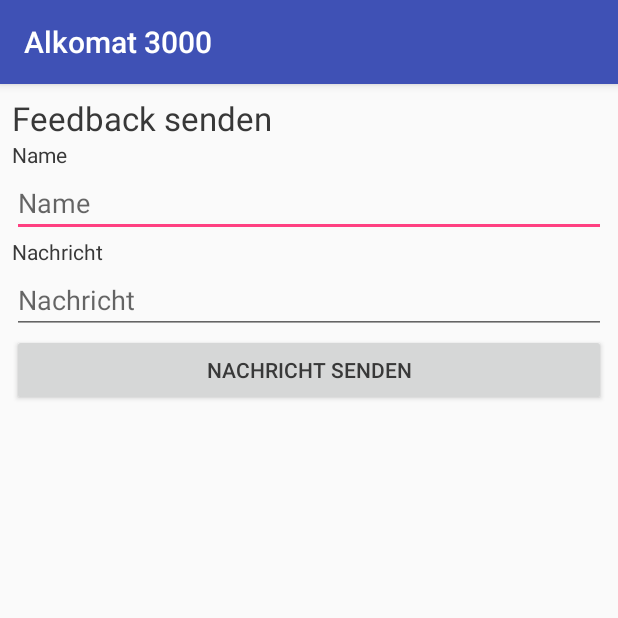
After one commit to AhiruSoftwareCompany/alcoholtestapp, an Android app: the SendFeedback screen opened directly, with no data from a screen before it, on a phone screen of 412 x 824 dp, the top half of it. The commit adds this screen. Run offline under Robolectric (Android 15) with nearby library versions, the phone set to English and light mode, and no system bars.

Commit message:
Added feedback sending on the client-side

```diff
--- a/app/src/main/AndroidManifest.xml
+++ b/app/src/main/AndroidManifest.xml
@@ -4,6 +4,8 @@
     android:versionName="1">
 
     <uses-sdk android:minSdkVersion="19" />
+
+    <uses-permission android:name="android.permission.INTERNET" />
 
     <application
         android:allowBackup="true"
@@ -27,6 +29,9 @@
         <activity
             android:name="de.klaushackner.breathalyzer.EditUser"
             android:screenOrientation="portrait"></activity>
+        <activity
+            android:name="de.klaushackner.breathalyzer.SendFeedback"
+            android:screenOrientation="portrait"></activity>
     </application>
 
 </manifest>
--- a/app/src/main/java/de/klaushackner/breathalyzer/MainActivity.java
+++ b/app/src/main/java/de/klaushackner/breathalyzer/MainActivity.java
@@ -594,10 +594,10 @@ public class MainActivity extends AppCompatActivity {
         }
     }
 
+
     /**
      * Layout-Stuff
      */
-
 
     @Override
     public boolean onCreateOptionsMenu(Menu menu) {
@@ -659,6 +659,9 @@ public class MainActivity extends AppCompatActivity {
             case R.id.newUser:
                 createUser();
                 break;
+            case R.id.sendFeedback:
+                startActivity(new Intent(this, SendFeedback.class));
+                break;
             case R.id.about:
                 final Dialog dialog = new Dialog(this);
                 dialog.setContentView(R.layout.dialog_about);
--- /dev/null
+++ b/app/src/main/java/de/klaushackner/breathalyzer/SendFeedback.java
@@ -0,0 +1,61 @@
+package de.klaushackner.breathalyzer;
+
+import android.os.Build;
+import android.os.Bundle;
+import android.support.v7.app.AppCompatActivity;
+import android.view.View;
+import android.widget.Button;
+import android.widget.EditText;
+
+import org.json.JSONException;
+import org.json.JSONObject;
+
+public class SendFeedback extends AppCompatActivity {
+    private EditText name;
+    private EditText message;
+    private Button button;
+
+    @Override
+    protected void onCreate(Bundle savedInstanceState) {
+        super.onCreate(savedInstanceState);
+        setContentView(R.layout.activity_send_feedback);
+
+        name = (EditText) findViewById(R.id.name);
+        message = (EditText) findViewById(R.id.text);
+        button = (Button) findViewById(R.id.sendFeedback);
+
+        button.setOnClickListener(new View.OnClickListener() {
+            @Override
+            public void onClick(View v) {
+                sendMessage();
+            }
+        });
+    }
+
+    private void sendMessage() {
+        JSONObject toSend = new JSONObject();
+        try {
+            toSend.put("device", getDeviceInfo());
+            toSend.put("sender", name.getText());
+            toSend.put("message", message.getText());
+            FeedbackSender fs = new FeedbackSender(toSend, getApplicationContext());
+        } catch (JSONException e) {
+            e.printStackTrace();
+        }
+    }
+
+    public JSONObject getDeviceInfo() {
+        JSONObject deviceInfo = new JSONObject();
+        try {
+            deviceInfo.put("os_ver", System.getProperty("os.version") + "(" + Build.VERSION.INCREMENTAL + ")");
+            deviceInfo.put("os_api_lvl", android.os.Build.VERSION.SDK_INT);
+            deviceInfo.put("device", android.os.Build.DEVICE + " (" + Build.MANUFACTURER + ", " + Build.MODEL + ")");
+            deviceInfo.put("model", android.os.Build.MODEL + " (" + android.os.Build.PRODUCT + ")");
+        } catch (JSONException e) {
+            e.printStackTrace();
+        }
+        return deviceInfo;
+    }
+
+
+}
--- /dev/null
+++ b/app/src/main/res/layout/activity_send_feedback.xml
@@ -0,0 +1,51 @@
+<?xml version="1.0" encoding="utf-8"?>
+<ScrollView xmlns:android="http://schemas.android.com/apk/res/android"
+    android:layout_width="match_parent"
+    android:layout_height="match_parent"
+    android:layout_marginBottom="@dimen/activity_vertical_margin"
+    android:layout_marginLeft="@dimen/activity_horizontal_margin"
+    android:layout_marginRight="@dimen/activity_horizontal_margin"
+    android:layout_marginTop="@dimen/activity_vertical_margin">
+
+    <LinearLayout
+        android:layout_width="match_parent"
+        android:layout_height="wrap_content"
+        android:orientation="vertical">
+
+        <TextView
+            android:layout_width="wrap_content"
+            android:layout_height="wrap_content"
+            android:text="@string/send_feedback"
+            android:textAppearance="@android:style/TextAppearance.Large" />
+
+        <TextView
+            android:layout_width="match_parent"
+            android:layout_height="wrap_content"
+            android:text="@string/name" />
+
+        <EditText
+            android:id="@+id/name"
+            android:layout_width="match_parent"
+            android:layout_height="wrap_content"
+            android:hint="@string/name" />
+
+        <TextView
+            android:layout_width="match_parent"
+            android:layout_height="wrap_content"
+            android:text="@string/message" />
+
+        <EditText
+            android:id="@+id/text"
+            android:layout_width="match_parent"
+            android:layout_height="wrap_content"
+            android:hint="@string/message"
+            android:inputType="textMultiLine" />
+
+        <Button
+            android:id="@+id/sendFeedback"
+            android:layout_width="match_parent"
+            android:layout_height="wrap_content"
+            android:text="@string/send_message" />
+
+    </LinearLayout>
+</ScrollView>
--- a/app/src/main/res/menu/menu_main.xml
+++ b/app/src/main/res/menu/menu_main.xml
@@ -18,6 +18,9 @@
         breathalyzer:showAsAction="ifRoom"
         android:title="@string/remove_current_user" />
     <item
+        android:id="@+id/sendFeedback"
+        android:title="@string/send_feedback" />
+    <item
         android:id="@+id/about"
         android:title="@string/about" />
 </menu>
--- a/app/src/main/res/values/strings.xml
+++ b/app/src/main/res/values/strings.xml
@@ -43,4 +43,8 @@
     <string name="remove_custom_mixture">Rezeptur entfernen?</string>
     <string name="remove_mixture">Rezeptur\nentfernen</string>
     <string name="switch_mixtureimage">Anderes Bild auswählen</string>
+    <string name="send_feedback">Feedback senden</string>
+    <string name="message">Nachricht</string>
+    <string name="send_message">Nachricht senden</string>
+    <string name="feedback_sent">Feedback wurde gesendet.\nVielen Dank!</string>
 </resources>
```
Also changed, not shown: app/src/main/java/de/klaushackner/breathalyzer/FeedbackSender.java (added, +58 -0 lines).
